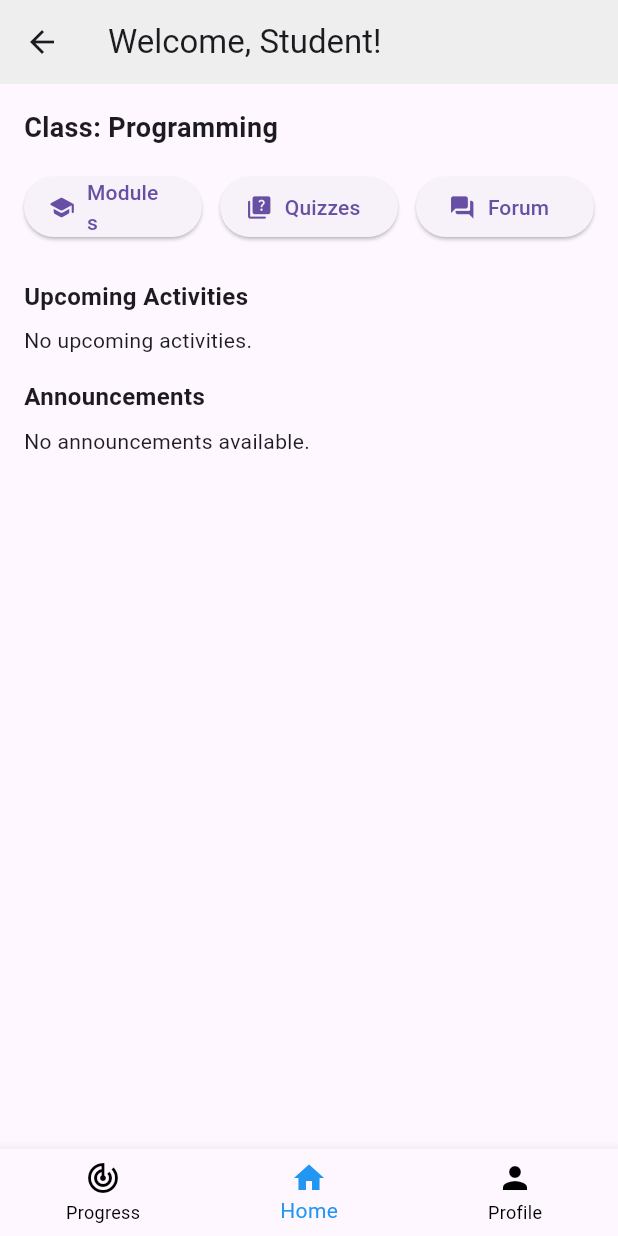
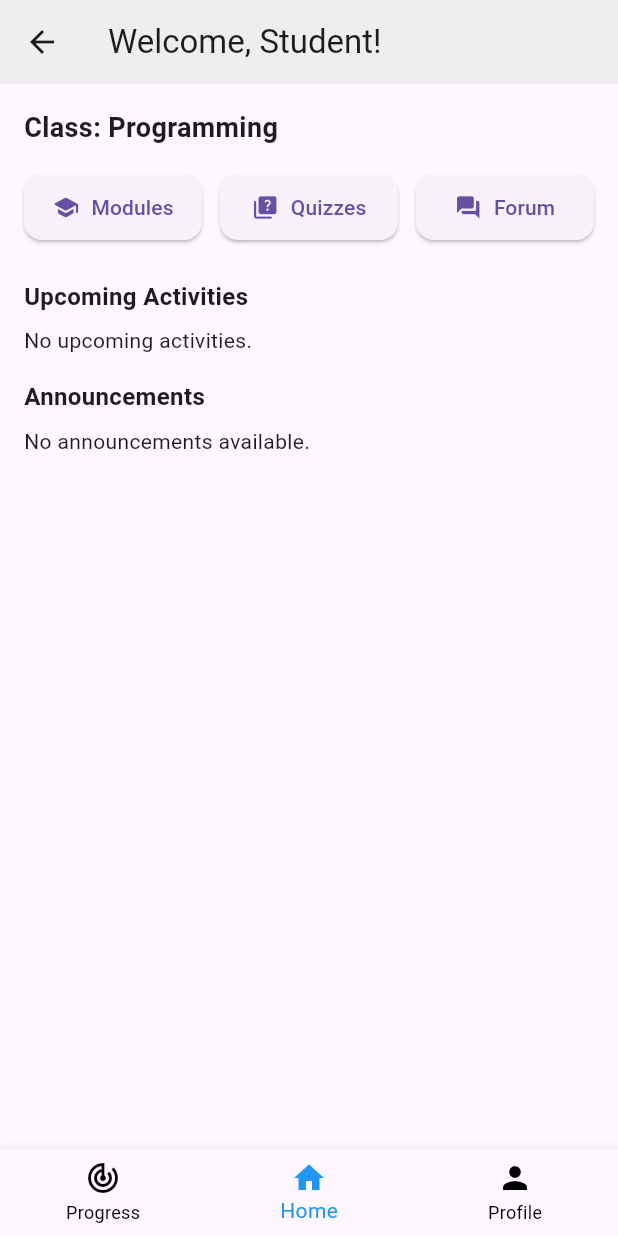
Before and after one commit to AzfarSharifuddin/CScore, a Flutter app: the StudentDashboard screen opened directly, on a phone screen of 412 x 824 dp. Run offline on Flutter 3.47's test engine with Material 3 defaults, Android fonts, the phone set to English and light mode, and no system bars; our stand-ins replace chewie, cloud_firestore, connectivity_plus, dio, file_picker, firebase_auth and 9 more; missing offline and left inert: pdfx, video_compress, video_thumbnail; accounts and stored records are empty; network calls fail; statements that could not run were skipped.

Commit message:
update128

```diff
--- a/cscore/lib/DashboardModule/Screens/student_dashboard.dart
+++ b/cscore/lib/DashboardModule/Screens/student_dashboard.dart
@@ -2,7 +2,6 @@ import 'package:flutter/material.dart';
 import 'package:cloud_firestore/cloud_firestore.dart';
 import 'package:cscore/ProgressTrackerModule/Screens/view_progress.dart';
 import 'package:cscore/DashboardModule/Screens/student_profile.dart';
-import '../Models/Activity.dart';   // 🔹 Make sure this model exists
 
 class StudentDashboard extends StatelessWidget {
   const StudentDashboard({super.key});
@@ -24,7 +23,7 @@ class StudentDashboard extends StatelessWidget {
                 style: TextStyle(fontSize: 18, fontWeight: FontWeight.bold)),
             const SizedBox(height: 16),
 
-            // 🔹 Top Buttons
+            // 🔹 Top Buttons (Fixed Text Wrapping)
             Row(
               children: [
                 Expanded(
@@ -33,7 +32,13 @@ class StudentDashboard extends StatelessWidget {
                       Navigator.pushNamed(context, '/learning');
                     },
                     icon: const Icon(Icons.school_rounded),
-                    label: const Text('Modules'),
+                    label: const FittedBox(child: Text('Modules')),
+                    style: ElevatedButton.styleFrom(
+                      padding: const EdgeInsets.symmetric(vertical: 12),
+                      shape: RoundedRectangleBorder(
+                        borderRadius: BorderRadius.circular(12),
+                      ),
+                    ),
                   ),
                 ),
                 const SizedBox(width: 12),
@@ -43,7 +48,13 @@ class StudentDashboard extends StatelessWidget {
                       Navigator.pushNamed(context, '/quiz');
                     },
                     icon: const Icon(Icons.quiz_rounded),
-                    label: const Text('Quizzes'),
+                    label: const FittedBox(child: Text('Quizzes')),
+                    style: ElevatedButton.styleFrom(
+                      padding: const EdgeInsets.symmetric(vertical: 12),
+                      shape: RoundedRectangleBorder(
+                        borderRadius: BorderRadius.circular(12),
+                      ),
+                    ),
                   ),
                 ),
                 const SizedBox(width: 12),
@@ -53,18 +64,25 @@ class StudentDashboard extends StatelessWidget {
                       Navigator.pushNamed(context, '/forum');
                     },
                     icon: const Icon(Icons.forum_rounded),
-                    label: const Text('Forum'),
+                    label: const FittedBox(child: Text('Forum')),
+                    style: ElevatedButton.styleFrom(
+                      padding: const EdgeInsets.symmetric(vertical: 12),
+                      shape: RoundedRectangleBorder(
+                        borderRadius: BorderRadius.circular(12),
+                      ),
+                    ),
                   ),
                 ),
               ],
             ),
 
             const SizedBox(height: 24),
+
             const Text('Upcoming Activities',
                 style: TextStyle(fontSize: 16, fontWeight: FontWeight.w600)),
             const SizedBox(height: 8),
 
-            // 🔹 Real Firestore Activities
+            // 🔹 Firestore Activities
             StreamBuilder(
               stream: FirebaseFirestore.instance
                   .collection('activities')
@@ -106,14 +124,13 @@ class StudentDashboard extends StatelessWidget {
               },
             ),
 
-            // 🔹 Removed Class Materials completely
+            const SizedBox(height: 16),
 
-            const SizedBox(height: 16),
             const Text('Announcements',
                 style: TextStyle(fontSize: 16, fontWeight: FontWeight.w600)),
             const SizedBox(height: 8),
 
-            // 🔹 Real-time Announcements
+            // 🔹 Firestore Announcements
             StreamBuilder(
               stream: FirebaseFirestore.instance
                   .collection('announcement')
@@ -131,6 +148,7 @@ class StudentDashboard extends StatelessWidget {
                 return Column(
                   children: snapshot.data!.docs.map((doc) {
                     final data = doc.data() as Map<String, dynamic>;
+
                     return Card(
                       margin: const EdgeInsets.only(bottom: 8),
                       shape: RoundedRectangleBorder(
@@ -144,7 +162,8 @@ class StudentDashboard extends StatelessWidget {
                         subtitle: Text(data['Description'] ?? ''),
                         trailing: Text(
                           data['Date'] ?? '',
-                          style: const TextStyle(fontSize: 12, color: Colors.grey),
+                          style:
+                              const TextStyle(fontSize: 12, color: Colors.grey),
                         ),
                       ),
                     );
```
